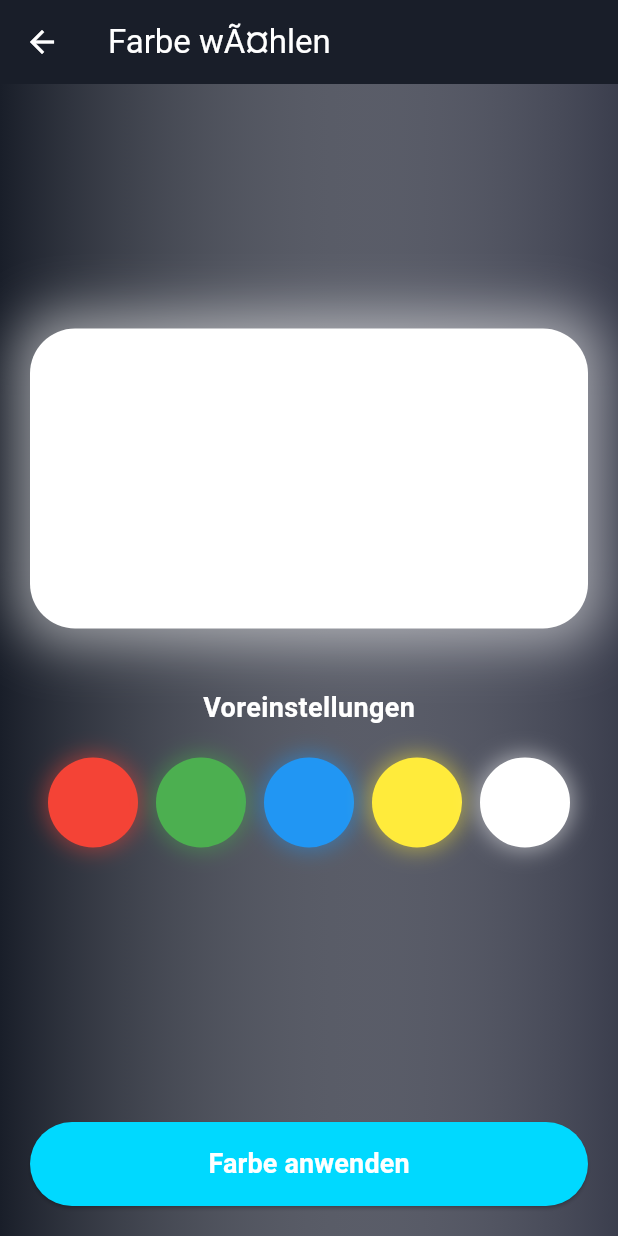
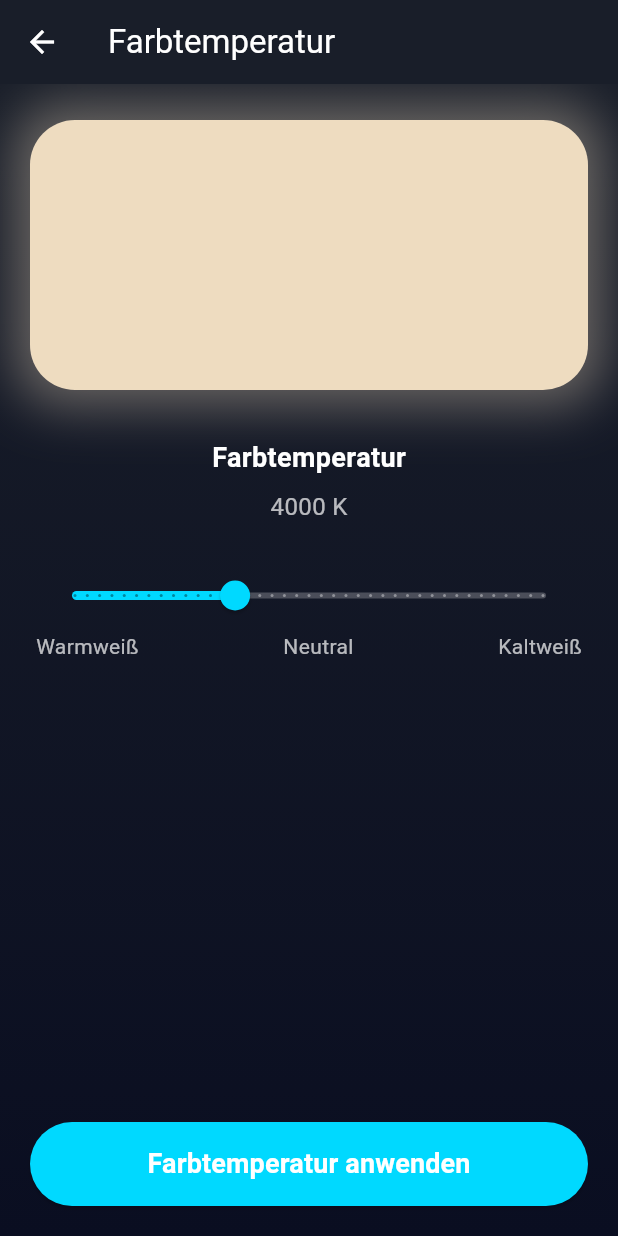
Before and after one commit to TheHolySchnitzel/Android_App_BlueShift, a Flutter app: the ColorScreen screen opened directly, on a phone screen of 412 x 824 dp. Run offline on Flutter 3.47's test engine with Material 3 defaults, Android fonts, the light colour scheme and no system bars; our stand-ins replace flutter_animate, flutter_blue_plus.

Commit message:
01.02.2026_15:13_v2.1 - color_screen = color_temperature_screen. Zeitplan hinzugefügt. Allgemeine kleine verbesserungen für die Implementierung des Schedules.

```diff
--- a/lib/screens/color_screen.dart
+++ /dev/null
@@ -1,141 +0,0 @@
-import 'package:flutter/material.dart';
-import 'package:provider/provider.dart';
-import '../services/bluetooth_service.dart';
-
-class ColorScreen extends StatefulWidget {
-  const ColorScreen({super.key});
-
-  @override
-  State<ColorScreen> createState() => _ColorScreenState();
-}
-
-class _ColorScreenState extends State<ColorScreen> {
-  Color _selected = Colors.white;
-
-  @override
-  Widget build(BuildContext context) {
-    return Consumer<BluetoothService>(
-      builder: (context, bt, _) {
-        return Scaffold(
-          appBar: AppBar(
-            title: const Text('Farbe wÃ¤hlen'),
-            backgroundColor: const Color(0xFF191E29),
-          ),
-          body: Container(
-            decoration: BoxDecoration(
-              gradient: LinearGradient(
-                colors: [const Color(0xFF191E29), _selected.withOpacity(0.2)],
-              ),
-            ),
-            child: Column(
-              children: [
-                Expanded(
-                  child: Padding(
-                    padding: const EdgeInsets.all(20),
-                    child: Column(
-                      mainAxisAlignment: MainAxisAlignment.center,
-                      children: [
-                        // Vorschau der ausgewÃ¤hlten Farbe
-                        Container(
-                          height: 200,
-                          decoration: BoxDecoration(
-                            color: _selected,
-                            borderRadius: BorderRadius.circular(30),
-                            boxShadow: [
-                              BoxShadow(
-                                  color: _selected.withOpacity(0.5),
-                                  blurRadius: 30,
-                                  spreadRadius: 10
-                              )
-                            ],
-                          ),
-                        ),
-
-                        const SizedBox(height: 40),
-
-                        const Text(
-                          'Voreinstellungen',
-                          style: TextStyle(
-                              color: Colors.white,
-                              fontSize: 18,
-                              fontWeight: FontWeight.bold
-                          ),
-                        ),
-
-                        const SizedBox(height: 20),
-
-                        // 5 Farben in einer Reihe
-                        Row(
-                          mainAxisAlignment: MainAxisAlignment.spaceEvenly,
-                          children: [
-                            Colors.red,
-                            Colors.green,
-                            Colors.blue,
-                            Colors.yellow,
-                            Colors.white,
-                          ].map((c) => _colorButton(c)).toList(),
-                        ),
-                      ],
-                    ),
-                  ),
-                ),
-
-                // Apply-Button
-                Padding(
-                  padding: const EdgeInsets.all(20),
-                  child: ElevatedButton(
-                    onPressed: () {
-                      bt.setColor(_selected);
-                      Navigator.pop(context);
-                    },
-                    style: ElevatedButton.styleFrom(
-                      backgroundColor: const Color(0xFF00D9FF),
-                      foregroundColor: Colors.white,
-                      minimumSize: const Size(double.infinity, 56),
-                      shape: RoundedRectangleBorder(
-                        borderRadius: BorderRadius.circular(28),
-                      ),
-                    ),
-                    child: const Text(
-                      'Farbe anwenden',
-                      style: TextStyle(
-                        fontSize: 18,
-                        fontWeight: FontWeight.bold,
-                        color: Colors.white,
-                      ),
-                    ),
-                  ),
-                ),
-              ],
-            ),
-          ),
-        );
-      },
-    );
-  }
-
-  Widget _colorButton(Color c) {
-    return GestureDetector(
-      onTap: () => setState(() => _selected = c),
-      child: Container(
-        width: 60,
-        height: 60,
-        decoration: BoxDecoration(
-          color: c,
-          shape: BoxShape.circle,
-          border: Border.all(
-              color: _selected == c ? Colors.white : Colors.transparent,
-              width: 4
-          ),
-          boxShadow: [
-            BoxShadow(
-                color: c.withOpacity(0.5),
-                blurRadius: 12,
-                spreadRadius: 2
-            ),
-          ],
-        ),
-      ),
-    );
-  }
-}
--- /dev/null
+++ b/lib/screens/color_temperature_screen.dart
@@ -0,0 +1,152 @@
+import 'package:flutter/material.dart';
+import 'package:provider/provider.dart';
+
+import '../services/bluetooth_service.dart';
+
+class ColorScreen extends StatefulWidget {
+  const ColorScreen({super.key});
+
+  @override
+  State<ColorScreen> createState() => _ColorScreenState();
+}
+
+class _ColorScreenState extends State<ColorScreen> {
+  // Farbtemperatur in Kelvin (z.B. 2700K–6500K)
+  double _temp = 4000;
+
+  @override
+  Widget build(BuildContext context) {
+    return Consumer<BluetoothService>(
+      builder: (context, bt, _) {
+        return Scaffold(
+          appBar: AppBar(
+            title: const Text('Farbtemperatur'),
+            backgroundColor: const Color(0xFF191E29),
+          ),
+          body: Container(
+            decoration: const BoxDecoration(
+              gradient: LinearGradient(
+                colors: [Color(0xFF191E29), Color(0xFF0A0E21)],
+                begin: Alignment.topCenter,
+                end: Alignment.bottomCenter,
+              ),
+            ),
+            child: Column(
+              children: [
+                const SizedBox(height: 24),
+                // Vorschau
+                Padding(
+                  padding: const EdgeInsets.symmetric(horizontal: 20),
+                  child: Container(
+                    height: 180,
+                    decoration: BoxDecoration(
+                      color: _colorFromTemp(_temp),
+                      borderRadius: BorderRadius.circular(30),
+                      boxShadow: [
+                        BoxShadow(
+                          color: _colorFromTemp(_temp).withOpacity(0.4),
+                          blurRadius: 30,
+                          spreadRadius: 10,
+                        ),
+                      ],
+                    ),
+                  ),
+                ),
+                const SizedBox(height: 32),
+                const Text(
+                  'Farbtemperatur',
+                  style: TextStyle(
+                    color: Colors.white,
+                    fontSize: 18,
+                    fontWeight: FontWeight.bold,
+                  ),
+                ),
+                const SizedBox(height: 8),
+                Text(
+                  '${_temp.toInt()} K',
+                  style: const TextStyle(
+                    color: Colors.white70,
+                    fontSize: 16,
+                  ),
+                ),
+                const SizedBox(height: 24),
+                Padding(
+                  padding: const EdgeInsets.symmetric(horizontal: 24),
+                  child: SliderTheme(
+                    data: SliderTheme.of(context).copyWith(
+                      activeTrackColor: const Color(0xFF00D9FF),
+                      inactiveTrackColor: Colors.white24,
+                      thumbColor: const Color(0xFF00D9FF),
+                      overlayColor: const Color(0xFF00D9FF).withOpacity(0.2),
+                    ),
+                    child: Slider(
+                      min: 2700,
+                      max: 6500,
+                      divisions: 38,
+                      value: _temp,
+                      onChanged: (value) {
+                        setState(() => _temp = value);
+                      },
+                      onChangeEnd: (value) {
+                        // An ESP senden – wir kodieren Kelvin als int
+                        bt.setColorTemperature(value.toInt());
+                      },
+                    ),
+                  ),
+                ),
+                Padding(
+                  padding: const EdgeInsets.symmetric(horizontal: 24),
+                  child: Row(
+                    mainAxisAlignment: MainAxisAlignment.spaceBetween,
+                    children: const [
+                      Text('Warmweiß', style: TextStyle(color: Colors.white70)),
+                      Text('Neutral', style: TextStyle(color: Colors.white70)),
+                      Text('Kaltweiß', style: TextStyle(color: Colors.white70)),
+                    ],
+                  ),
+                ),
+                const Spacer(),
+                Padding(
+                  padding: const EdgeInsets.all(20),
+                  child: ElevatedButton(
+                    onPressed: () {
+                      bt.setColorTemperature(_temp.toInt());
+                      Navigator.pop(context);
+                    },
+                    style: ElevatedButton.styleFrom(
+                      backgroundColor: const Color(0xFF00D9FF),
+                      foregroundColor: Colors.white,
+                      minimumSize: const Size(double.infinity, 56),
+                      shape: RoundedRectangleBorder(
+                        borderRadius: BorderRadius.circular(28),
+                      ),
+                    ),
+                    child: const Text(
+                      'Farbtemperatur anwenden',
+                      style: TextStyle(
+                        fontSize: 18,
+                        fontWeight: FontWeight.bold,
+                        color: Colors.white,
+                      ),
+                    ),
+                  ),
+                ),
+              ],
+            ),
+          ),
+        );
+      },
+    );
+  }
+
+  // Simple Approx: Map Kelvin-Bereich auf eine Mischfarbe für die Vorschau
+  Color _colorFromTemp(double k) {
+    final t = ((k - 2700) / (6500 - 2700)).clamp(0.0, 1.0);
+    // warm (leicht orange) bis kalt (leicht blau)
+    return Color.lerp(
+      const Color(0xFFFFD7A0), // warm
+      const Color(0xFFCCE5FF), // kalt
+      t,
+    )!;
+  }
+}
```
Also changed, not shown: lib/screens/home_screen.dart (+63 -10 lines), lib/screens/room_screen.dart (deleted, +0 -47 lines), lib/screens/scenes_screen.dart (+95 -11 lines), lib/screens/schedule_screen.dart (added, +174 -0 lines), lib/services/bluetooth_service.dart (+39 -4 lines).
